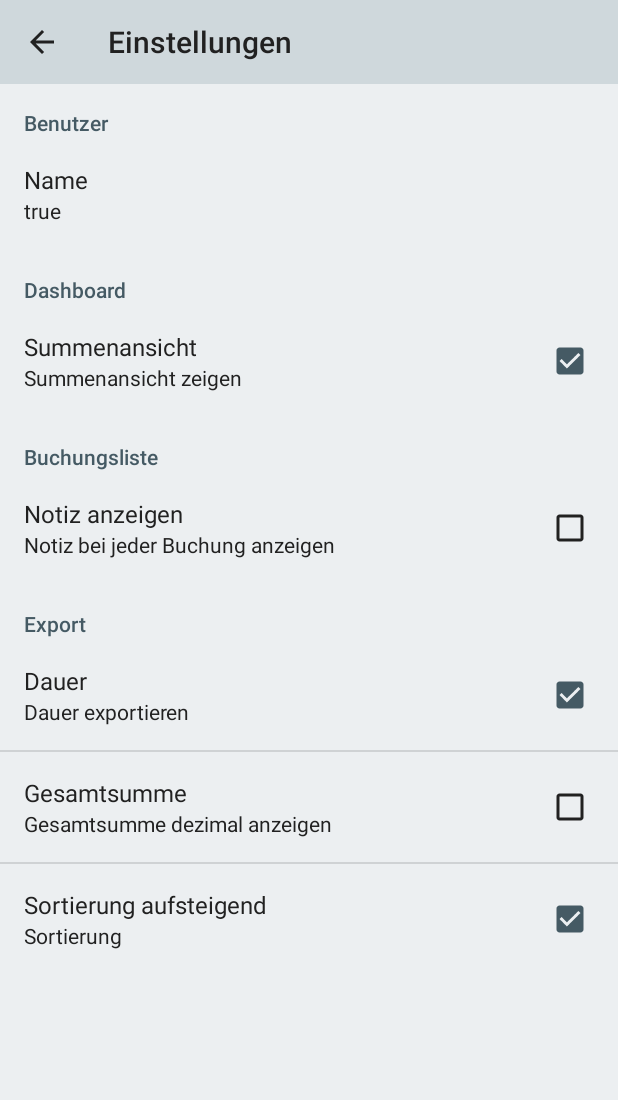
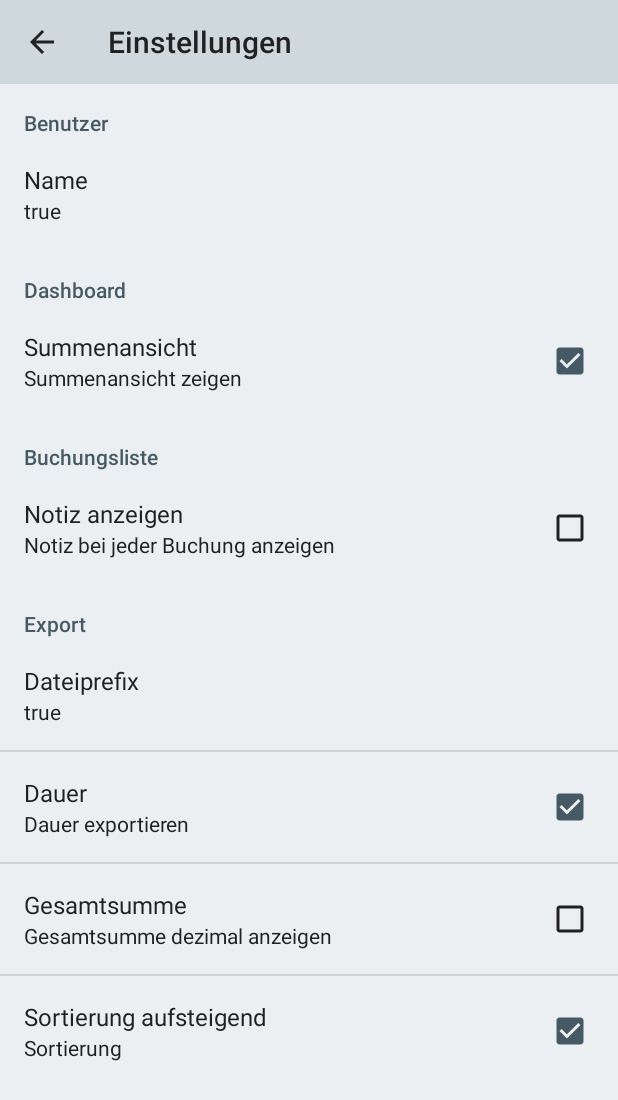
Before and after one commit to devgek/PTime, an Android app: the screen it shows after launch (SettingsActivity), in the side drawer, after a tap on "Einstellungen", on a phone screen of 412 x 824 dp. Shown: the top 1100 px of the screen. Run offline under Robolectric (Android 15) with nearby library versions, the phone set to English and light mode, and no system bars; our stand-ins replace Dagger/Hilt's generated code; pictures from the network do not load.

Commit message:
export changes, time booking smoothed

```diff
--- a/pTime/src/main/AndroidManifest.xml
+++ b/pTime/src/main/AndroidManifest.xml
@@ -1,7 +1,7 @@
 <manifest xmlns:android="http://schemas.android.com/apk/res/android"
     package="com.gek.and.ptime.free"
-    android:versionCode="9"
-    android:versionName="2.2.2 (Free)" >
+    android:versionCode="10"
+    android:versionName="3.0.0 (Free)" >
 
     <uses-sdk
         android:minSdkVersion="22"
--- a/project4/src/main/java/com/gek/and/project4/app/Project4App.java
+++ b/project4/src/main/java/com/gek/and/project4/app/Project4App.java
@@ -4,6 +4,7 @@ import android.app.Activity;
 import android.app.Application;
 import android.content.Context;
 import android.database.sqlite.SQLiteDatabase;
+import android.os.StrictMode;
 
 import com.gek.and.geklib.type.AppBarType;
 import com.gek.and.geklib.type.AppType;
@@ -49,6 +50,13 @@ public abstract class Project4App extends Application {
 
 	@Override
 	public void onCreate() {
+		/* Workaround for bug on create intent to store csv since android 8.0, see
+		https://stackoverflow.com/questions/38200282/android-os-fileuriexposedexception-file-storage-emulated-0-test-txt-exposed
+		*/
+		StrictMode.VmPolicy.Builder builder = new StrictMode.VmPolicy.Builder();
+		StrictMode.setVmPolicy(builder.build());
+		// end of workaround
+
 		super.onCreate();
 
 		setAppType();
--- a/project4/src/main/java/com/gek/and/project4/fragment/TimePickerFragment.java
+++ b/project4/src/main/java/com/gek/and/project4/fragment/TimePickerFragment.java
@@ -18,7 +18,7 @@ public class TimePickerFragment extends DialogFragment implements TimePickerDial
 	private boolean formatShort;
 
 	public TimePickerFragment(EditText editView, OnTimeSetListener listener) {
-		this(editView, listener, false);
+		this(editView, listener, true);
 	}
 
 	public TimePickerFragment(EditText editView, OnTimeSetListener listener, boolean formatShort) {
--- a/project4/src/main/java/com/gek/and/project4/listadapter/BookingListArrayAdapter.java
+++ b/project4/src/main/java/com/gek/and/project4/listadapter/BookingListArrayAdapter.java
@@ -90,9 +90,9 @@ public class BookingListArrayAdapter extends ArrayAdapter<Booking> {
 		StringBuffer buf = new StringBuffer();
 		buf.append(DateUtil.getFormattedDate(booking.getFrom()));
 		buf.append("   ");
-		buf.append(DateUtil.getFormattedTime(booking.getFrom()));
+		buf.append(DateUtil.getFormattedHM(booking.getFrom()));
 		buf.append("   ");
-		buf.append(booking.getTo() != null ? DateUtil.getFormattedTime(booking.getTo()) : "läuft ...");
+		buf.append(booking.getTo() != null ? DateUtil.getFormattedHM(booking.getTo()) : "läuft ...");
 		int breakTotal = BookingUtil.getBreakTotal(booking);
 		if (breakTotal > 0) {
 			buf.append("      ");
--- a/project4/src/main/res/values/strings.xml
+++ b/project4/src/main/res/values/strings.xml
@@ -68,6 +68,8 @@
     <string name="setting_bookings_showNote_title">Notiz anzeigen</string>
     <string name="setting_dashboard_showSummary_summary">Summenansicht zeigen</string>
     <string name="setting_dashboard_showSummary_title">Summenansicht</string>
+    <string name="setting_export_prefix_summary">Prefix der Exportdatei</string>
+    <string name="setting_export_prefix_title">Dateiprefix</string>
     <string name="setting_export_showDuration_summary">Dauer exportieren</string>
     <string name="setting_export_showDuration_title">Dauer</string>
     <string name="setting_export_showSummaryDecimal_summary">Gesamtsumme dezimal anzeigen</string>
--- a/project4/src/main/res/xml/settings.xml
+++ b/project4/src/main/res/xml/settings.xml
@@ -23,6 +23,11 @@
             android:defaultValue="false"/>
     </PreferenceCategory>
     <PreferenceCategory android:title="@string/settings_cat_export" >
+        <EditTextPreference
+            android:key="setting_export_prefix"
+            android:title="@string/setting_export_prefix_title"
+            android:summary="@string/setting_export_prefix_summary"
+            android:defaultValue="true"/>
         <CheckBoxPreference
             android:key="setting_export_showDuration"
             android:title="@string/setting_export_showDuration_title"
```
Also changed, not shown: project4/src/main/java/com/gek/and/project4/activity/BookingDetailActivity.java (+4 -4 lines), project4/src/main/java/com/gek/and/project4/activity/BookingListActivity.java (+8 -5 lines), project4/src/main/java/com/gek/and/project4/service/BookingService.java (+2 -22 lines), project4/src/main/java/com/gek/and/project4/util/DateUtil.java (+15 -4 lines).
